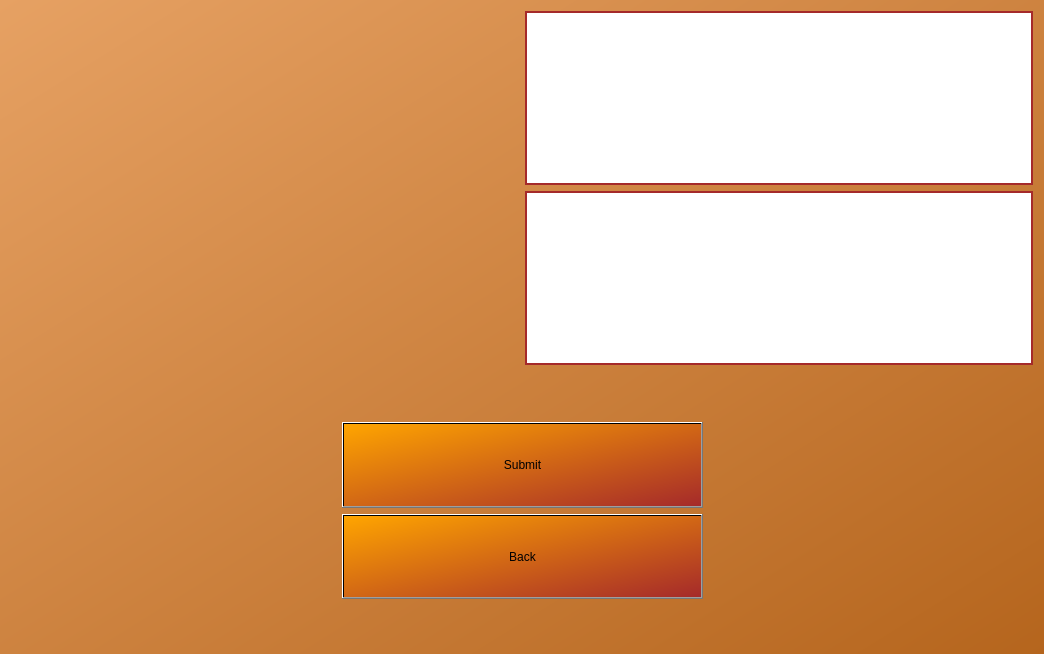
Before: the Qt Designer form gui/resource_ui_files/join_ip.ui in Whisky92/Network-Chess-With-AI, drawn with Qt 5.
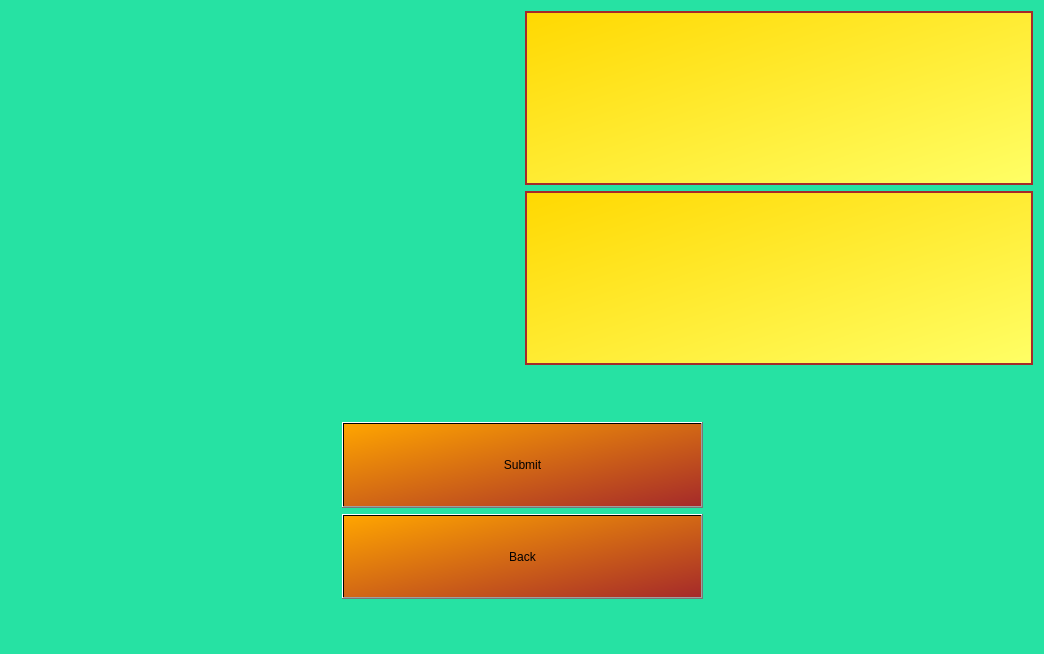
After: the same form once the commit is applied. Icons and pictures are not drawn.

What changed in the file:
```diff
--- a/gui/resource_ui_files/join_ip.ui
+++ b/gui/resource_ui_files/join_ip.ui
@@ -21,7 +21,7 @@
   </property>
   <property name="styleSheet">
    <string notr="true">QWidget#Form {
-	background-color: qlineargradient(x1: 0, y1: 0, x2: 1, y2: 1, stop: 0 #e6a163, stop: 1 #b5651d);
+	background-color: #26E2A3;
 }</string>
   </property>
   <layout class="QGridLayout" name="gridLayout" rowstretch="8,1,4,1" columnstretch="1,5,1">
@@ -209,9 +209,12 @@
         </sizepolicy>
        </property>
        <property name="styleSheet">
-        <string notr="true">background-color: white;
+        <string notr="true">background-color: qlineargradient(x1: 0, y1: 0, x2: 1, y2: 1, stop: 0 #FFD800, stop: 1 #FFFF66);
 border: 2px solid brown;</string>
        </property>
+       <property name="alignment">
+        <set>Qt::AlignCenter</set>
+       </property>
       </widget>
      </item>
      <item row="0" column="1">
@@ -223,9 +226,12 @@
         </sizepolicy>
        </property>
        <property name="styleSheet">
-        <string notr="true">background-color: white;
+        <string notr="true">background-color: qlineargradient(x1: 0, y1: 0, x2: 1, y2: 1, stop: 0 #FFD800, stop: 1 #FFFF66);
 border: 2px solid brown;</string>
        </property>
+       <property name="alignment">
+        <set>Qt::AlignCenter</set>
+       </property>
       </widget>
      </item>
     </layout>
```
